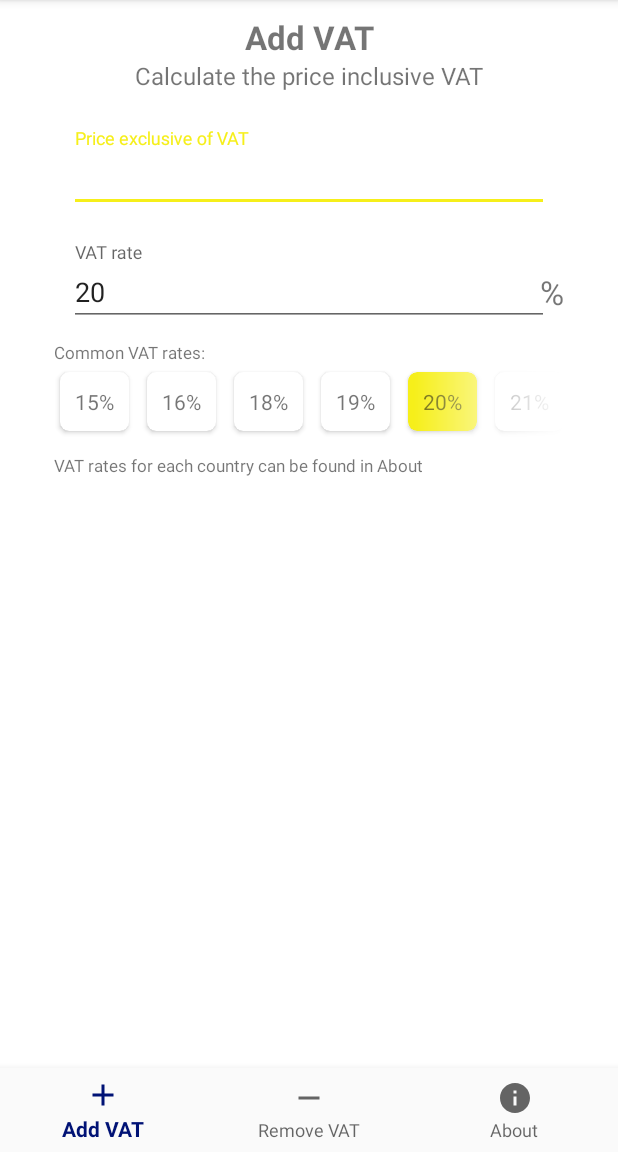
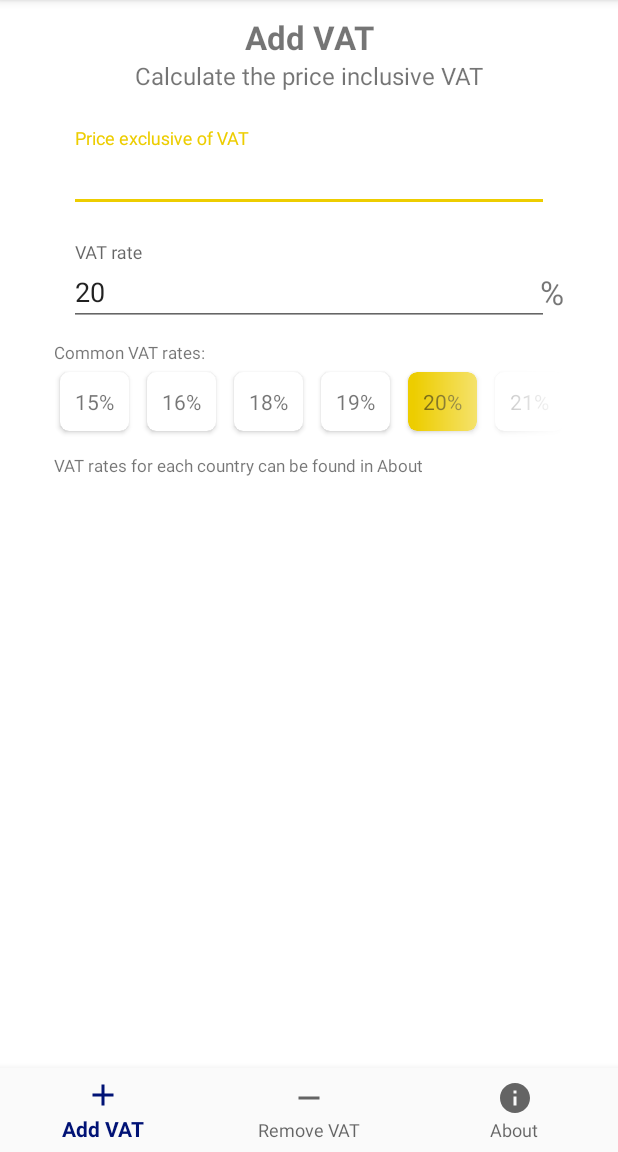
Before and after one commit to hej2010/VAT-Calculator, an Android app: the screen it shows after launch (MainActivity), on a phone screen of 412 x 824 dp, the part 84-1236 px from its top. Run offline under Robolectric (Android 15) with nearby library versions, the phone set to English and light mode, and no system bars; our stand-ins replace navigation-ui.

Commit message:
Removed portrait orientation lock, fixed crash when rotating (correctly setup navView), changed accent colour to a slightly darker colour

```diff
--- a/app/src/main/AndroidManifest.xml
+++ b/app/src/main/AndroidManifest.xml
@@ -12,8 +12,7 @@
         android:theme="@style/AppTheme">
         <activity
             android:name=".MainActivity"
-            android:label="@string/app_name"
-            android:screenOrientation="portrait">
+            android:label="@string/app_name">
             <intent-filter>
                 <action android:name="android.intent.action.MAIN" />
 
--- a/app/src/main/java/se/arctosoft/vatcalculator/MainActivity.java
+++ b/app/src/main/java/se/arctosoft/vatcalculator/MainActivity.java
@@ -4,20 +4,14 @@ import android.os.Bundle;
 
 import androidx.appcompat.app.AppCompatActivity;
 import androidx.core.os.ConfigurationCompat;
-import androidx.fragment.app.Fragment;
-import androidx.fragment.app.FragmentTransaction;
 import androidx.navigation.NavController;
-import androidx.navigation.Navigation;
+import androidx.navigation.fragment.NavHostFragment;
 import androidx.navigation.ui.AppBarConfiguration;
 import androidx.navigation.ui.NavigationUI;
 
 import com.google.android.material.bottomnavigation.BottomNavigationView;
 
 import java.util.Locale;
-
-import se.arctosoft.vatcalculator.ui.AboutFragment;
-import se.arctosoft.vatcalculator.ui.HomeFragment;
-import se.arctosoft.vatcalculator.ui.ReverseFragment;
 
 public class MainActivity extends AppCompatActivity {
     public static boolean isSwedishLocale;
@@ -39,11 +33,12 @@ public class MainActivity extends AppCompatActivity {
         String country = current.getCountry();
         isSwedishLocale = country.equals("SE");
 
-        NavController navController = Navigation.findNavController(this, R.id.nav_host_fragment);
+        NavHostFragment navHostFragment = (NavHostFragment) getSupportFragmentManager().findFragmentById(R.id.nav_host_fragment);
+        NavController navController = navHostFragment.getNavController(); //Navigation.findNavController(this, R.id.nav_host_fragment);
         NavigationUI.setupActionBarWithNavController(this, navController, appBarConfiguration);
         NavigationUI.setupWithNavController(navView, navController);
 
-        navView.setOnNavigationItemSelectedListener(item -> {
+        /*navView.setOnNavigationItemSelectedListener(item -> {
             Fragment selectedFragment = null;
 
             int itemId = item.getItemId();
@@ -61,9 +56,9 @@ public class MainActivity extends AppCompatActivity {
             //transaction.addToBackStack(null);
             transaction.commit();
             return true;
-        });
-        navView.setOnNavigationItemReselectedListener(item -> {
-        });
+        });*/
+        /*navView.setOnNavigationItemReselectedListener(item -> {
+        });*/
     }
 
 }
--- a/app/src/main/java/se/arctosoft/vatcalculator/ui/data/DataViewModel.java
+++ b/app/src/main/java/se/arctosoft/vatcalculator/ui/data/DataViewModel.java
@@ -9,8 +9,8 @@ public class DataViewModel extends ViewModel {
     public static final int[] VAT_RATES = {15, 16, 18, 19, 20, 21, 22, 25, 27};
     public static final int VAT_DEFAULT_POS = 4;
     public static final int VAT_SE_POS = 7;
-    private MutableLiveData<Double> valueExclVat, valueInclVat;
-    private MutableLiveData<Integer> vatRate;
+    private final MutableLiveData<Double> valueExclVat, valueInclVat;
+    private final MutableLiveData<Integer> vatRate;
 
     public DataViewModel() {
         valueExclVat = new MutableLiveData<>((double) 0);
--- a/app/src/main/res/layout/activity_main.xml
+++ b/app/src/main/res/layout/activity_main.xml
@@ -17,7 +17,7 @@
         app:layout_constraintRight_toRightOf="parent"
         app:menu="@menu/bottom_nav_menu" />
 
-    <fragment
+    <androidx.fragment.app.FragmentContainerView
         android:id="@+id/nav_host_fragment"
         android:name="androidx.navigation.fragment.NavHostFragment"
         android:layout_width="match_parent"
--- a/app/src/main/res/values/colors.xml
+++ b/app/src/main/res/values/colors.xml
@@ -2,7 +2,7 @@
 <resources>
     <color name="colorPrimary">#001275</color>
     <color name="colorPrimaryDark">#000939</color>
-    <color name="colorAccent">#F6EF1A</color>
+    <color name="colorAccent">#EDCD00</color> <!--F6EF1A-->
 
     <color name="colorWhite">#fff</color>
 </resources>
```
